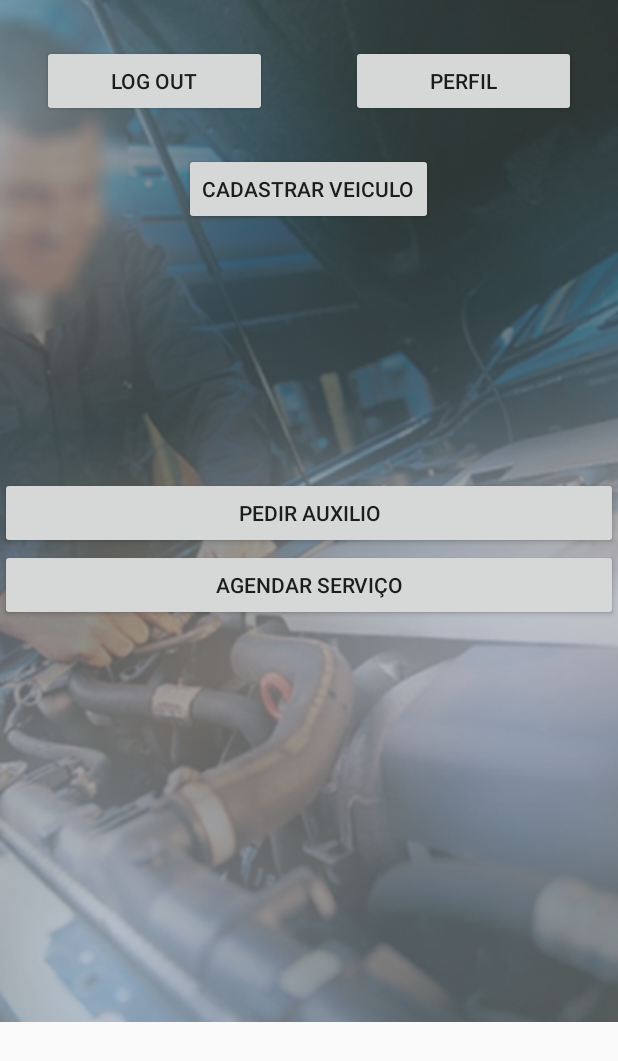
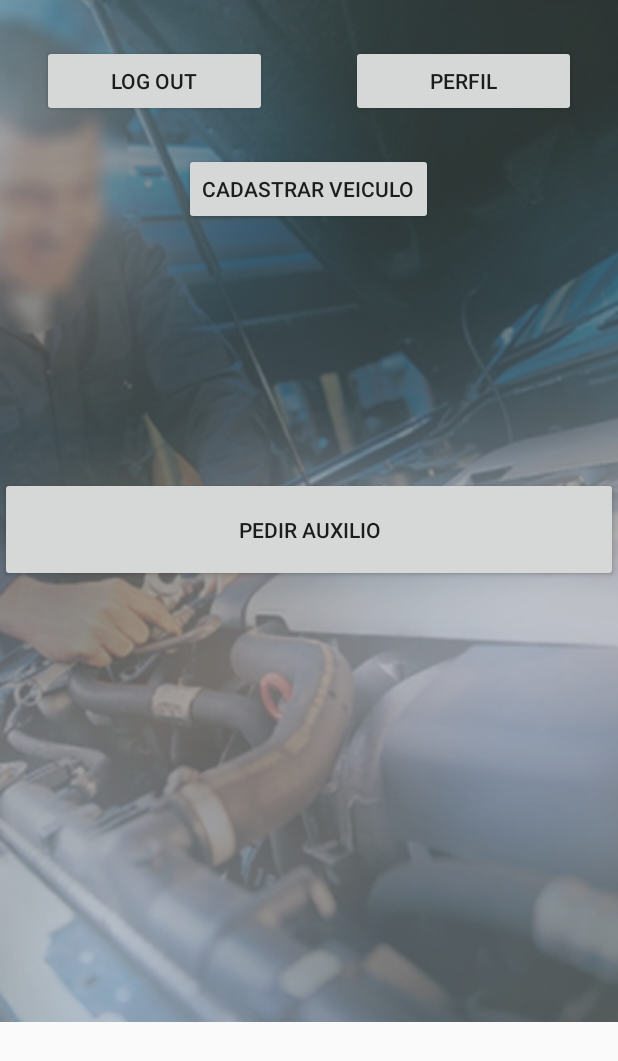
Before and after one commit to diogoguilhen/Fixyt, an Android app: the screen it shows after launch once a user with an empty profile is signed in (Main), on a phone screen of 412 x 824 dp. Shown: the top 1061 px of the screen. Run offline under Robolectric (Android 15) with nearby library versions, the phone set to English and light mode, and no system bars; our stand-ins replace Firebase (no records; nobody signed in at launch, a user with empty details on screens opened directly).

Commit message:
pontinhos chatos resolvendo parte 1

```diff
--- a/app/src/main/java/fixyt/fixyt/Main.java
+++ b/app/src/main/java/fixyt/fixyt/Main.java
@@ -15,7 +15,6 @@ public class Main extends AppCompatActivity implements View.OnClickListener{
     private Button logOut;
     private Button perfilUser;
     private Button pedirAuxilio;
-    private Button agendarServico;
     private Button trocarCarro;
 
     @Override
@@ -33,13 +32,11 @@ public class Main extends AppCompatActivity implements View.OnClickListener{
         logOut = (Button) findViewById(R.id.botaoLogout);
         perfilUser = (Button) findViewById(R.id.botaoPerfil);
         pedirAuxilio = (Button) findViewById(R.id.botaoAuxilio);
-        agendarServico = (Button) findViewById(R.id.botaoAgendar);
         trocarCarro = (Button) findViewById(R.id.botaoCarro);
 
         logOut.setOnClickListener(this);
         perfilUser.setOnClickListener(this);
         pedirAuxilio.setOnClickListener(this);
-        agendarServico.setOnClickListener(this);
         trocarCarro.setOnClickListener(this);
     }
 
@@ -57,9 +54,6 @@ public class Main extends AppCompatActivity implements View.OnClickListener{
         if(v == pedirAuxilio){
             startActivity(new Intent(this, Auxilio.class));
         }
-        if(v == agendarServico){
-            startActivity(new Intent(this, Schedule.class));
-        }
         if(v == trocarCarro ){
             startActivity(new Intent(this, TrocarCarro.class));
         }
--- a/app/src/main/res/layout/activity_main.xml
+++ b/app/src/main/res/layout/activity_main.xml
@@ -53,24 +53,15 @@
         android:layout_centerHorizontal="true" />
 
     <Button
+        android:id="@+id/botaoAuxilio"
         android:layout_width="match_parent"
-        android:layout_height="wrap_content"
-        android:id="@+id/botaoAuxilio"
-        android:text="Pedir Auxilio"
-        android:elevation="0dp"
-        android:layout_below="@+id/botaoCarro"
+        android:layout_height="70dp"
         android:layout_alignParentLeft="true"
         android:layout_alignParentStart="true"
-        android:layout_marginTop="168dp" />
-
-    <Button
-        android:layout_width="match_parent"
-        android:layout_height="wrap_content"
-        android:id="@+id/botaoAgendar"
-        android:text="Agendar Serviço"
-        android:layout_below="@+id/botaoAuxilio"
-        android:layout_alignParentLeft="true"
-        android:layout_alignParentStart="true" />
+        android:layout_below="@+id/botaoCarro"
+        android:layout_marginTop="168dp"
+        android:elevation="0dp"
+        android:text="Pedir Auxilio" />
 
 
 </RelativeLayout>
```
Also changed, not shown: app/src/main/java/fixyt/fixyt/Auxilio.java (+15 -9 lines).
